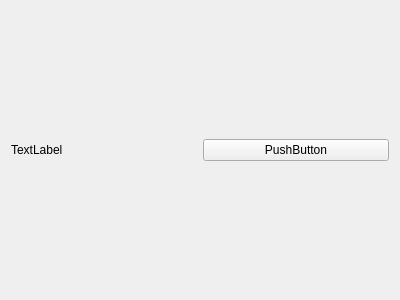
Above: edvs/edvs_qt/mainwindow.ui from kjkuhn/neurocatch2015 before the change. Below: the same form after it.
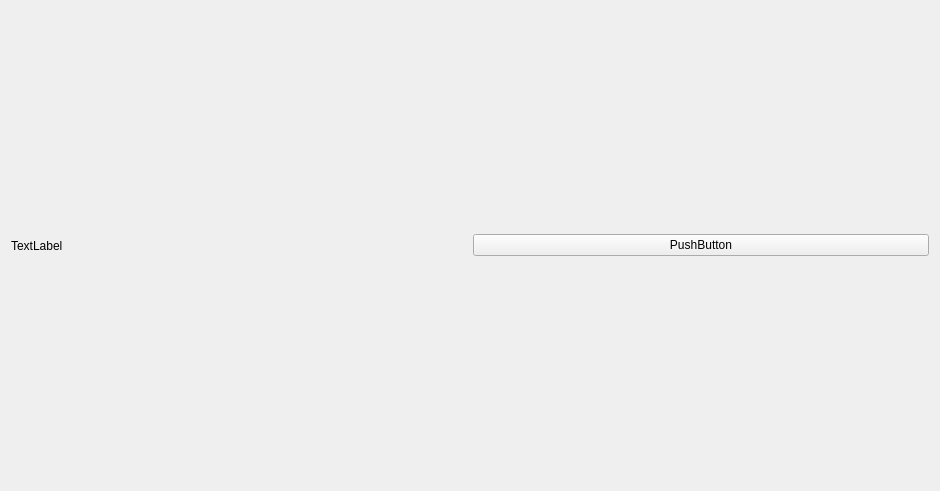
That is the form after the change.

Patch:
```diff
--- a/edvs/edvs_qt/mainwindow.ui
+++ b/edvs/edvs_qt/mainwindow.ui
@@ -6,8 +6,8 @@
    <rect>
     <x>0</x>
     <y>0</y>
-    <width>400</width>
-    <height>300</height>
+    <width>940</width>
+    <height>491</height>
    </rect>
   </property>
   <property name="windowTitle">
```
